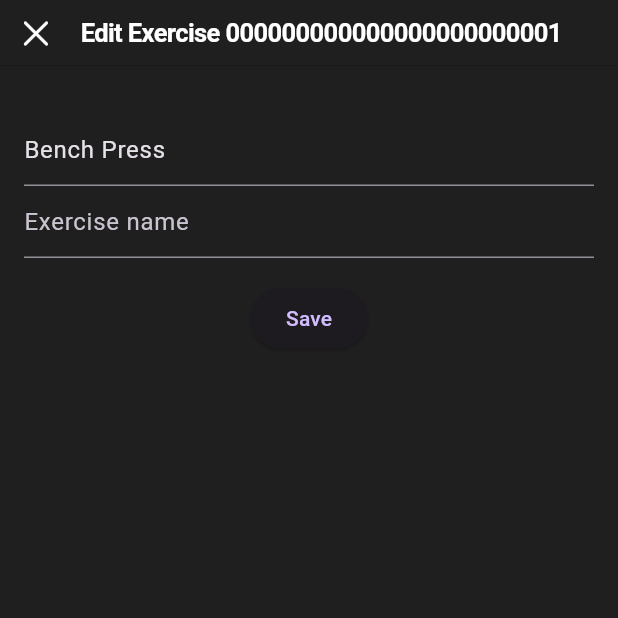
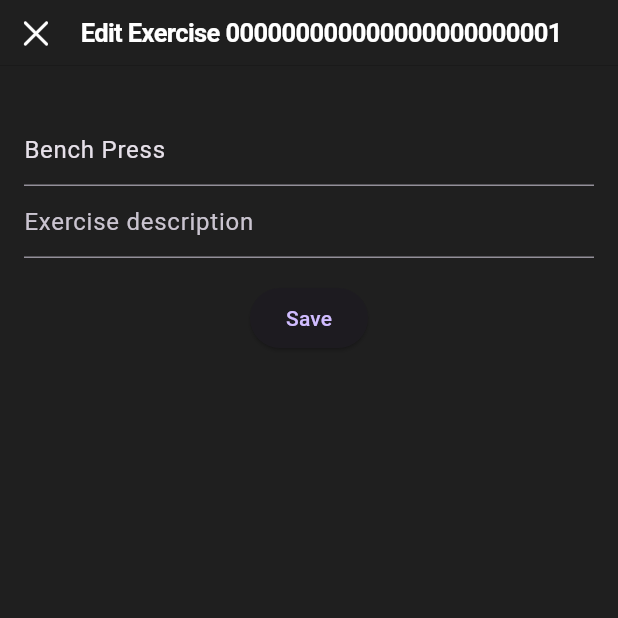
Before and after one commit to MattyD1/flex_workout_logger, a Flutter app: the screen it shows after launch, after a tap on an icon or button, on a phone screen of 412 x 824 dp, the top half of it. Run offline on Flutter 3.47's test engine with Material 3 defaults, Android fonts, the phone set to English and light mode, and no system bars; our stand-ins replace flutter_riverpod, fpdart, freezed_annotation, go_router, realm, riverpod_annotation; generated files the repository leaves out were written again.

Commit message:
Updated hint text

```diff
--- a/lib/features/exercises/ui/widgets/exercise_edit_form.dart
+++ b/lib/features/exercises/ui/widgets/exercise_edit_form.dart
@@ -105,7 +105,7 @@ class _ExerciseEditFormState extends ConsumerState<ExerciseEditForm> {
             controller: _descriptionController,
             decoration: InputDecoration(
               hoverColor: context.colorScheme.foreground,
-              hintText: 'Exercise name',
+              hintText: 'Exercise description',
               errorText: errorText,
             ),
             validator: (value) => _description?.validate,
```
